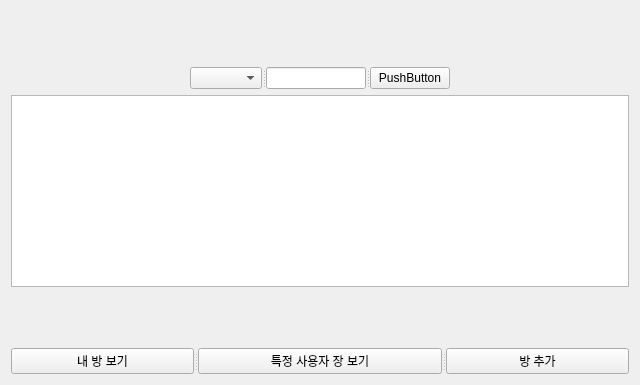
Before: the Qt Designer form ui/usereducationcommunicationwidget.ui in ZIBA99/BlueButton_Client, drawn with Qt 5.
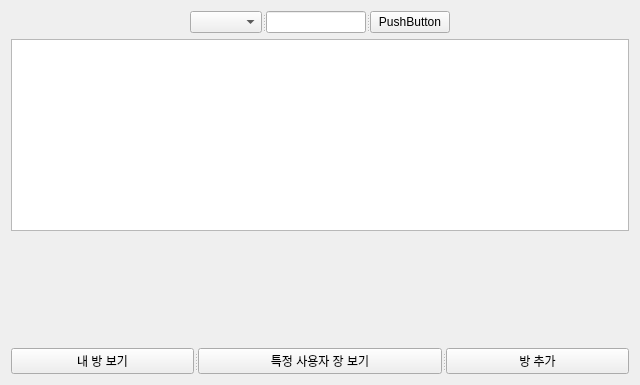
After: the same form once the commit is applied.

Diff of the .ui file:
```diff
--- a/ui/usereducationcommunicationwidget.ui
+++ b/ui/usereducationcommunicationwidget.ui
@@ -16,19 +16,6 @@
   <layout class="QGridLayout" name="gridLayout">
    <item row="0" column="0">
     <layout class="QVBoxLayout" name="verticalLayout_2">
-     <item>
-      <spacer name="verticalSpacer_2">
-       <property name="orientation">
-        <enum>Qt::Orientation::Vertical</enum>
-       </property>
-       <property name="sizeHint" stdset="0">
-        <size>
-         <width>20</width>
-         <height>28</height>
-        </size>
-       </property>
-      </spacer>
-     </item>
      <item>
       <layout class="QVBoxLayout" name="verticalLayout">
        <item>
```
